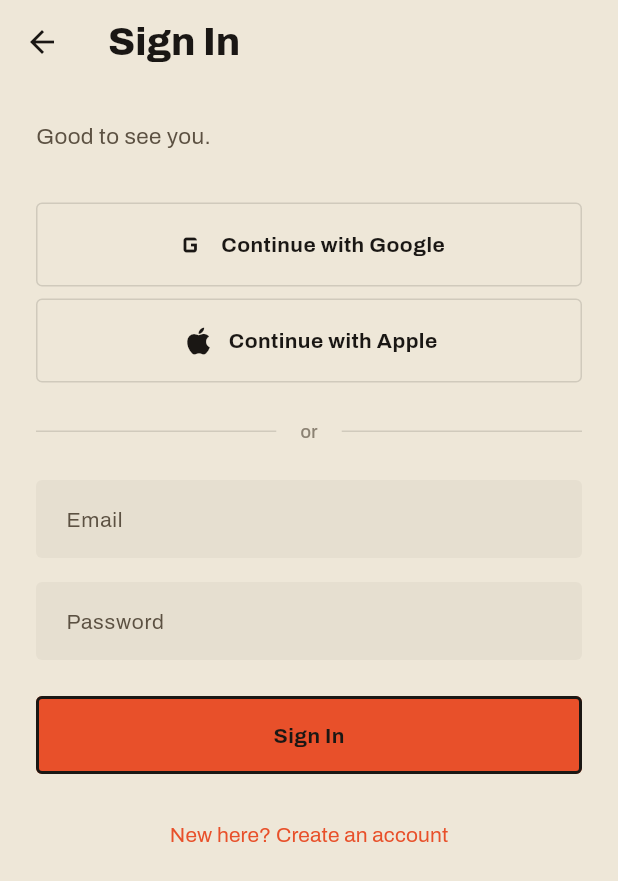
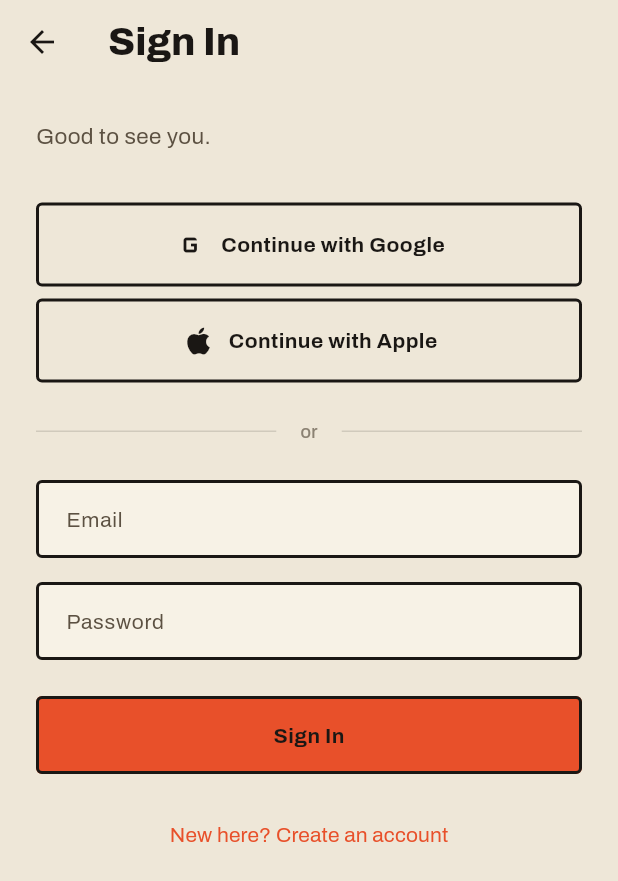
Before and after one commit to andrewbolaji/Vouch, a Flutter app: the SignInScreen screen opened directly, on a phone screen of 412 x 824 dp. Shown: the top 881 px of the screen. Run offline on Flutter 3.47's test engine with Material 3 defaults, Android fonts, the phone set to English and light mode, and no system bars; our stand-ins replace cached_network_image, cloud_firestore, cloud_functions, firebase_analytics, firebase_auth, firebase_core and 7 more; missing offline and left inert: firebase_app_check; accounts and stored records are empty; generated files the repository leaves out were written again.

Commit message:
style: sign in to Block Party (ink social buttons, ink input borders)

```diff
--- a/lib/screens/sign_in_screen.dart
+++ b/lib/screens/sign_in_screen.dart
@@ -254,7 +254,10 @@
       label: Text(label, style: AppTheme.buttonText),
       style: OutlinedButton.styleFrom(
         foregroundColor: AppTheme.textPrimary,
-        side: BorderSide(color: AppTheme.divider),
+        side: BorderSide(
+          color: AppTheme.borderColor,
+          width: AppTheme.borderInkWidth,
+        ),
         padding: const EdgeInsets.symmetric(vertical: AppTheme.spacingMd),
         shape: RoundedRectangleBorder(
           borderRadius: BorderRadius.circular(AppTheme.radiusSm),
@@ -294,10 +297,27 @@
         hintText: hint,
         hintStyle: AppTheme.bodyMedium,
         filled: true,
-        fillColor: AppTheme.surfaceVariant,
+        fillColor: AppTheme.surface,
         border: OutlineInputBorder(
           borderRadius: BorderRadius.circular(AppTheme.radiusSm),
-          borderSide: BorderSide.none,
+          borderSide: BorderSide(
+            color: AppTheme.borderColor,
+            width: AppTheme.borderInkWidth,
+          ),
+        ),
+        enabledBorder: OutlineInputBorder(
+          borderRadius: BorderRadius.circular(AppTheme.radiusSm),
+          borderSide: BorderSide(
+            color: AppTheme.borderColor,
+            width: AppTheme.borderInkWidth,
+          ),
+        ),
+        focusedBorder: OutlineInputBorder(
+          borderRadius: BorderRadius.circular(AppTheme.radiusSm),
+          borderSide: BorderSide(
+            color: AppTheme.accent,
+            width: AppTheme.borderInkWidth,
+          ),
         ),
         contentPadding: const EdgeInsets.symmetric(
           horizontal: AppTheme.spacingMd,
```
